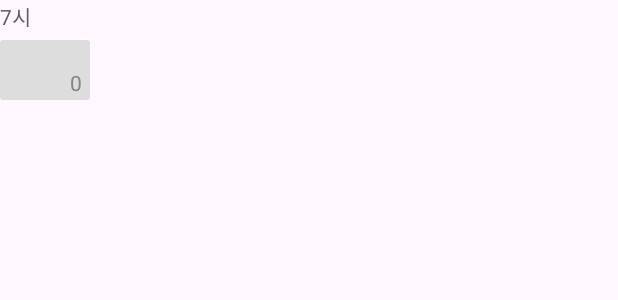
After one commit to rnqhqaltjs/YakGwa-AOS, an Android app: the layout item_time_list.xml on its own in the app's theme, with its tools: preview values and no code run, on a phone screen of 412 x 824 dp. The commit adds this screen. Shown: the top 300 px of the screen. Run offline under Robolectric (Android 15) with nearby library versions, the phone set to English and light mode, and no system bars.

Commit message:
✨ feature : 시간 후보 투표 화면

```diff
--- /dev/null
+++ b/app/src/main/res/drawable/selector_calendar_day.xml
@@ -0,0 +1,5 @@
+<?xml version="1.0" encoding="utf-8"?>
+<selector xmlns:android="http://schemas.android.com/apk/res/android">
+    <item android:state_checked="true"
+        android:drawable="@drawable/img_selected_date"/>
+</selector>
--- /dev/null
+++ b/app/src/main/res/drawable/selector_cardview_time.xml
@@ -0,0 +1,5 @@
+<?xml version="1.0" encoding="utf-8"?>
+<selector xmlns:android="http://schemas.android.com/apk/res/android">
+    <item android:drawable="@color/primary_100" android:state_selected="true" />
+    <item android:drawable="@color/neutral_300" android:state_selected="false"/>
+</selector>
--- /dev/null
+++ b/app/src/main/res/drawable/selector_textview_time.xml
@@ -0,0 +1,5 @@
+<?xml version="1.0" encoding="utf-8"?>
+<selector xmlns:android="http://schemas.android.com/apk/res/android">
+    <item android:color="@color/primary_800" android:state_selected="true" />
+    <item android:color="@color/neutral_600" android:state_selected="false" />
+</selector>
--- /dev/null
+++ b/app/src/main/res/layout/item_time_list.xml
@@ -0,0 +1,55 @@
+<?xml version="1.0" encoding="utf-8"?>
+<androidx.constraintlayout.widget.ConstraintLayout xmlns:android="http://schemas.android.com/apk/res/android"
+    xmlns:app="http://schemas.android.com/apk/res-auto"
+    android:layout_width="wrap_content"
+    android:layout_height="wrap_content">
+
+    <TextView
+        android:id="@+id/tv_hour"
+        android:layout_width="wrap_content"
+        android:layout_height="wrap_content"
+        android:text="7시"
+        android:textColor="@color/neutral_700"
+        android:textSize="14sp"
+        app:layout_constraintStart_toStartOf="parent"
+        app:layout_constraintTop_toTopOf="parent" />
+
+    <androidx.cardview.widget.CardView
+        android:id="@+id/cv_time_slot"
+        android:layout_width="wrap_content"
+        android:layout_height="wrap_content"
+        app:cardElevation="0dp"
+        android:layout_marginTop="5dp"
+        android:layout_marginEnd="3dp"
+        app:layout_constraintBottom_toBottomOf="parent"
+        app:layout_constraintEnd_toEndOf="parent"
+        app:layout_constraintStart_toStartOf="parent"
+        app:layout_constraintTop_toBottomOf="@+id/tv_hour">
+
+        <androidx.constraintlayout.widget.ConstraintLayout
+            android:layout_width="wrap_content"
+            android:layout_height="wrap_content">
+
+            <View
+                android:id="@+id/view"
+                android:layout_width="60dp"
+                android:layout_height="40dp"
+                android:background="@drawable/selector_cardview_time"
+                app:layout_constraintBottom_toBottomOf="parent"
+                app:layout_constraintEnd_toEndOf="parent"
+                app:layout_constraintStart_toStartOf="parent"
+                app:layout_constraintTop_toTopOf="parent" />
+
+            <TextView
+                android:id="@+id/tv_vote_count"
+                android:layout_width="wrap_content"
+                android:layout_height="wrap_content"
+                android:text="0"
+                android:textColor="@drawable/selector_textview_time"
+                android:layout_marginBottom="2dp"
+                android:layout_marginEnd="5dp"
+                app:layout_constraintBottom_toBottomOf="parent"
+                app:layout_constraintEnd_toEndOf="parent" />
+        </androidx.constraintlayout.widget.ConstraintLayout>
+    </androidx.cardview.widget.CardView>
+</androidx.constraintlayout.widget.ConstraintLayout>
```
Also changed, not shown: app/src/main/java/com/prography/yakgwa/model/DateTimeModel.kt (added, +11 -0 lines), app/src/main/java/com/prography/yakgwa/ui/vote/TimeListAdapter.kt (added, +85 -0 lines), app/src/main/java/com/prography/yakgwa/ui/vote/VotePromiseTimeFragment.kt (added, +170 -0 lines), app/src/main/java/com/prography/yakgwa/ui/vote/VoteViewModel.kt (added, +89 -0 lines), app/src/main/java/com/prography/yakgwa/util/calendarUtils/DayDecorator.kt (added, +27 -0 lines), app/src/main/res/drawable/img_promise_time_vote_title.xml (added, +9 -0 lines), app/src/main/res/drawable/img_selected_date.xml (added, +10 -0 lines), app/src/main/res/drawable/img_vote_next.xml (added, +12 -0 lines), app/src/main/res/drawable/selector_calendar_day_text_color.xml (added, +7 -0 lines), app/src/main/res/layout/fragment_vote_promise_time.xml (added, +153 -0 lines), app/src/main/res/values/themes.xml (+10 -0 lines).
